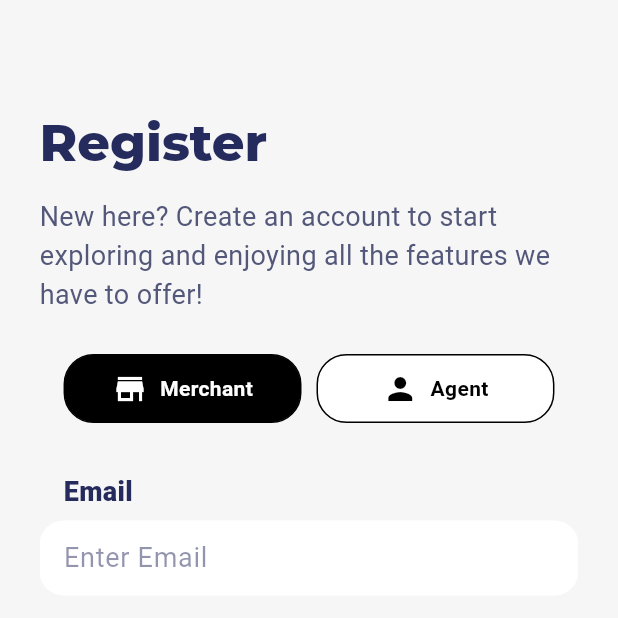
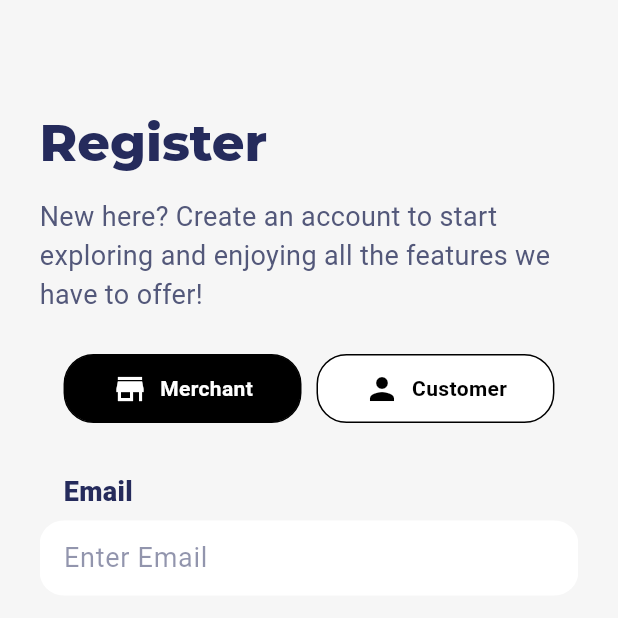
Before and after one commit to Cherrine/GinKaoYang, a Flutter app: the RegisterScreen screen opened directly, on a phone screen of 412 x 824 dp, the top half of it. Run offline on Flutter 3.47's test engine with Material 3 defaults, Android fonts, the phone set to English and light mode, and no system bars; our stand-ins replace flutter_svg, google_fonts; Roboto replaces fonts that are missing (Catamaran, Poppins).

Commit message:
Update UI role button

```diff
--- a/lib/screens/register_screen.dart
+++ b/lib/screens/register_screen.dart
@@ -137,7 +137,7 @@ class _RegisterScreenState extends State<RegisterScreen> {
                               Expanded(
                                 // Make each button expand equally
                                 child: ToggleButton(
-                                  text: 'Agent',
+                                  text: 'Customer',
                                   isSelected: !isMerchantSelected,
                                   onPressed: () {
                                     setState(() {
```
Also changed, not shown: lib/screens/main_screen.dart (added).
